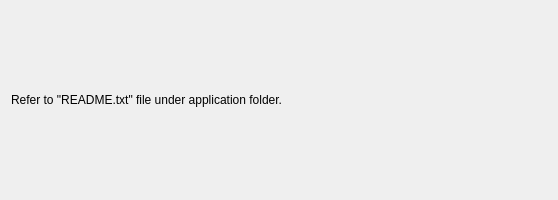
First picture: the form in src/helpwindow.ui, repository DARCLabHao/DSEframe, before the edit.
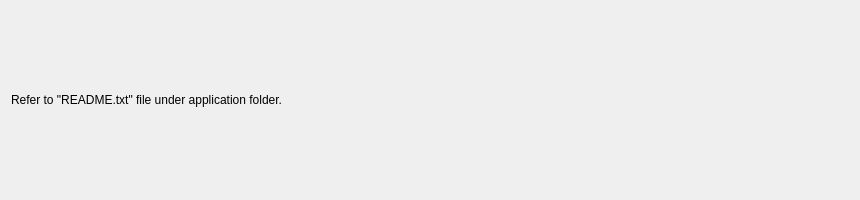
Second picture: the form after the edit.

Patch:
```diff
--- a/src/helpwindow.ui
+++ b/src/helpwindow.ui
@@ -6,7 +6,7 @@
    <rect>
     <x>0</x>
     <y>0</y>
-    <width>558</width>
+    <width>860</width>
     <height>200</height>
    </rect>
   </property>
```
